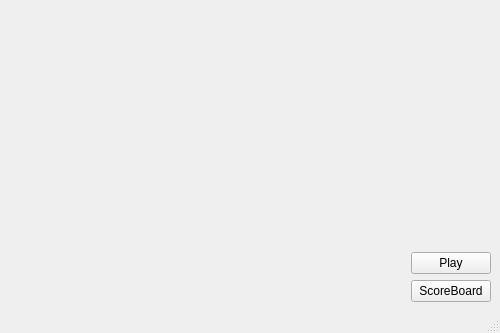
cooolallen/123-Stop, file MainWindow.ui: the form before one commit.
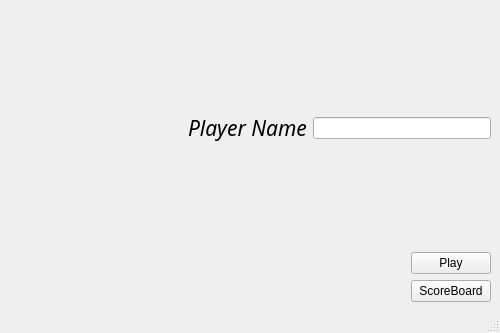
The form after the commit. Icons and pictures are not drawn.

```diff
--- a/MainWindow.ui
+++ b/MainWindow.ui
@@ -24,8 +24,6 @@
     <item row="0" column="0">
      <layout class="QVBoxLayout" name="verticalLayout_2">
       <item>
-       <layout class="QHBoxLayout" name="horizontalLayout">
-        <item>
          <spacer name="verticalSpacer">
           <property name="orientation">
            <enum>Qt::Vertical</enum>
@@ -38,9 +36,56 @@
           </property>
          </spacer>
         </item>
+      <item>
+       <layout class="QHBoxLayout" name="horizontalLayout">
+        <item>
+         <spacer name="horizontalSpacer">
+          <property name="orientation">
+           <enum>Qt::Horizontal</enum>
+          </property>
+          <property name="sizeHint" stdset="0">
+           <size>
+            <width>40</width>
+            <height>20</height>
+           </size>
+          </property>
+         </spacer>
+        </item>
+        <item>
+         <widget class="QLabel" name="label">
+          <property name="font">
+           <font>
+            <family>Brush Script MT</family>
+            <pointsize>16</pointsize>
+            <italic>true</italic>
+           </font>
+          </property>
+          <property name="text">
+           <string>Player Name</string>
+          </property>
+         </widget>
+        </item>
+        <item>
+         <widget class="QLineEdit" name="lineEdit"/>
+        </item>
        </layout>
       </item>
       <item>
+       <spacer name="verticalSpacer_2">
+        <property name="orientation">
+         <enum>Qt::Vertical</enum>
+        </property>
+        <property name="sizeHint" stdset="0">
+         <size>
+          <width>20</width>
+          <height>40</height>
+         </size>
+        </property>
+       </spacer>
+      </item>
+     </layout>
+    </item>
+    <item row="1" column="0">
        <layout class="QHBoxLayout" name="horizontalLayout_2">
         <item>
          <spacer name="horizontalSpacer_3">
@@ -70,8 +115,6 @@
              <string>ScoreBoard</string>
             </property>
            </widget>
-          </item>
-         </layout>
         </item>
        </layout>
       </item>
```
Lines whose indentation alone changed are shown as unchanged.
